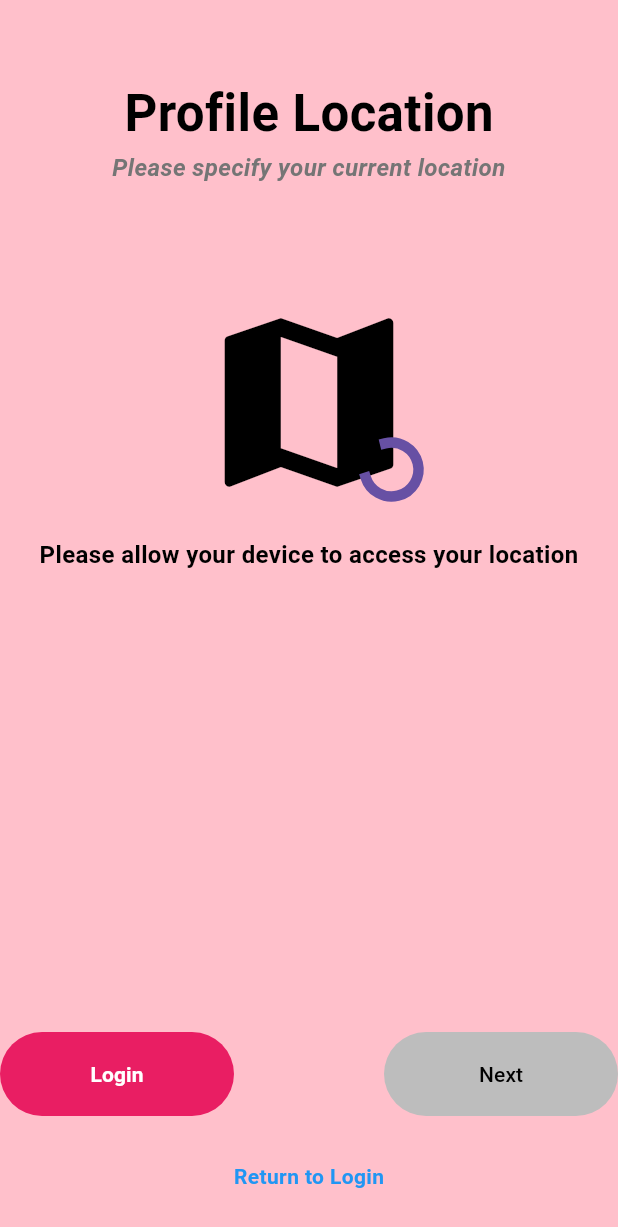
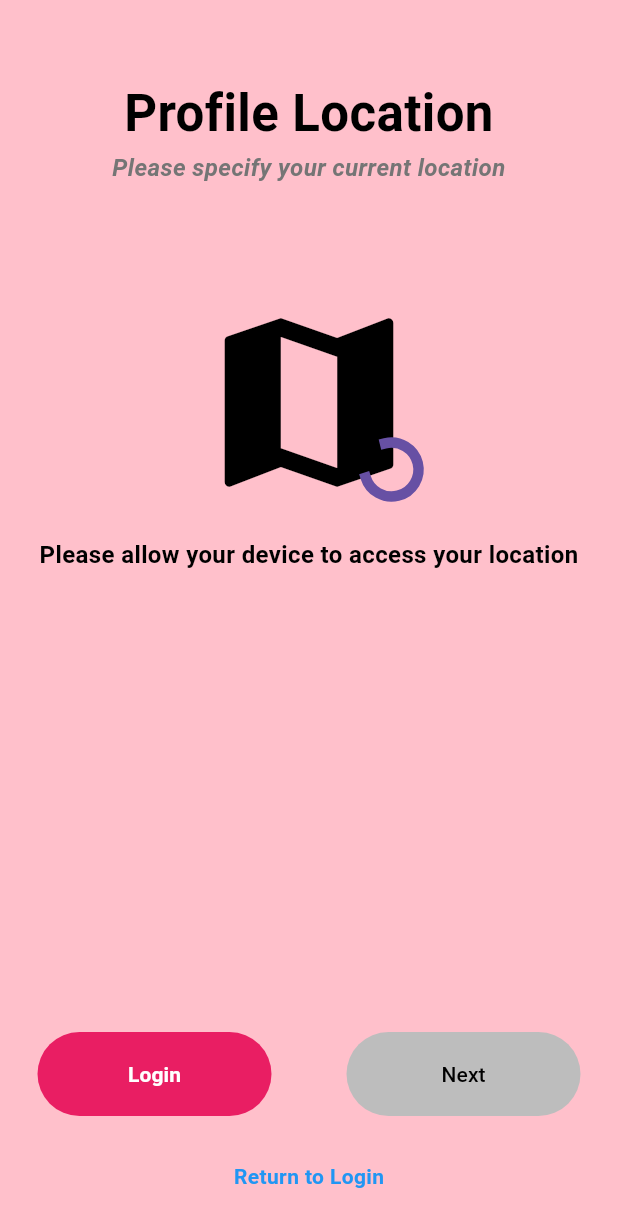
Before and after one commit to morischumacher/custom-love, a Flutter app: the RegistrationLocation screen opened by its route, on a phone screen of 412 x 824 dp. Shown: the top 1227 px of the screen. Run offline on Flutter 3.47's test engine with Material 3 defaults, Android fonts, the phone set to English and light mode, and no system bars; our stand-ins replace file_picker, flutter_secure_storage, geolocator, go_router, google_fonts, image_picker and 2 more; missing offline and left inert: universal_html; accounts and stored records are empty.

Commit message:
#91 Added padding to each registration-page

```diff
--- a/frontend/lib/src/app/presentation/registration/pages/registration_gender_preference.dart
+++ b/frontend/lib/src/app/presentation/registration/pages/registration_gender_preference.dart
@@ -79,6 +79,8 @@ class _RegistrationGenderPreferenceState extends State<RegistrationGenderPrefere
     return Scaffold(
         backgroundColor: _customLoveTheme.neutralColor,
         body: Center(
+          child: Padding(
+            padding: const EdgeInsets.fromLTRB(25.0, 0, 25, 0),
             child: Container(
                 constraints: const BoxConstraints(maxWidth: 500),
                 child: CustomScrollView(
@@ -133,6 +135,7 @@ class _RegistrationGenderPreferenceState extends State<RegistrationGenderPrefere
                   ],
                 ),
             ),
+          ),
         ));
   }
 }
--- a/frontend/lib/src/app/presentation/registration/pages/registration_interests.dart
+++ b/frontend/lib/src/app/presentation/registration/pages/registration_interests.dart
@@ -99,6 +99,8 @@ class _RegistrationInterestsState extends State<RegistrationInterests> {
     return Scaffold(
         backgroundColor: _customLoveTheme.neutralColor,
         body: Center(
+        child: Padding(
+          padding: const EdgeInsets.fromLTRB(25.0, 0, 25, 0),
           child: Container(
           constraints: const BoxConstraints(maxWidth: 500),
               child: CustomScrollView(
@@ -165,6 +167,7 @@ class _RegistrationInterestsState extends State<RegistrationInterests> {
               ],
               ),
           ),
+        ),
         ));
 
   }
--- a/frontend/lib/src/app/presentation/registration/pages/registration_location.dart
+++ b/frontend/lib/src/app/presentation/registration/pages/registration_location.dart
@@ -124,6 +124,8 @@ class _RegistrationLocationState extends State<RegistrationLocation> {
     return Scaffold(
         backgroundColor: _customLoveTheme.neutralColor,
         body: Center(
+          child: Padding(
+            padding: const EdgeInsets.fromLTRB(25.0, 0, 25, 0),
             child: Container(
               constraints: const BoxConstraints(maxWidth: 500),
               child: CustomScrollView(
@@ -190,6 +192,7 @@ class _RegistrationLocationState extends State<RegistrationLocation> {
                 ],
               ),
             ),
+          ),
         )
 
     );
--- a/frontend/lib/src/app/presentation/registration/pages/registration_name_email.dart
+++ b/frontend/lib/src/app/presentation/registration/pages/registration_name_email.dart
@@ -76,6 +76,8 @@ class _RegistrationNameEmailState extends State<RegistrationNameEmail> {
     return Scaffold(
       backgroundColor: _customLoveTheme.neutralColor,
       body: Center(
+        child: Padding(
+          padding: const EdgeInsets.fromLTRB(25.0, 0, 25, 0),
           child: Container(
             constraints: const BoxConstraints(maxWidth: 500),
             child: CustomScrollView(
@@ -142,6 +144,7 @@ class _RegistrationNameEmailState extends State<RegistrationNameEmail> {
               ],
             ),
           ),
+        ),
       ));
 
   }
--- a/frontend/lib/src/app/presentation/registration/pages/registration_pictures.dart
+++ b/frontend/lib/src/app/presentation/registration/pages/registration_pictures.dart
@@ -108,6 +108,8 @@ class _RegistrationPicturesState extends State<RegistrationPictures> {
     return Scaffold(
       backgroundColor: _customLoveTheme.neutralColor,
       body: Center(
+        child: Padding(
+          padding: const EdgeInsets.fromLTRB(25.0, 0, 25, 0),
           child: Container(
               constraints: const BoxConstraints(maxWidth: 500),
               child: CustomScrollView(
@@ -178,6 +180,7 @@ class _RegistrationPicturesState extends State<RegistrationPictures> {
                 ],
               ),
           ),
+        ),
       ));
   }
 }
--- a/frontend/lib/src/app/presentation/registration/pages/registration_radius.dart
+++ b/frontend/lib/src/app/presentation/registration/pages/registration_radius.dart
@@ -81,6 +81,8 @@ class _RegistrationRadiusState extends State<RegistrationRadius> {
     return Scaffold(
         backgroundColor: _customLoveTheme.neutralColor,
         body: Center(
+          child: Padding(
+            padding: const EdgeInsets.fromLTRB(25.0, 0, 25, 0),
             child: Container(
               constraints: const BoxConstraints(maxWidth: 500),
               child: CustomScrollView(
@@ -92,7 +94,7 @@ class _RegistrationRadiusState extends State<RegistrationRadius> {
                     child: Column(
                       children: <Widget>[
                         const PageTitle(
-                        title: "Profile Matching Radius",
+                          title: "Matching Radius",
                           description: "Set your radius for potential Matches",
                           bottomPadding: 70.0,
                         ),
@@ -175,6 +177,7 @@ class _RegistrationRadiusState extends State<RegistrationRadius> {
                 ],
               ),
             ),
+          ),
         ));
   }
 }
--- a/frontend/lib/src/app/presentation/registration/pages/registration_summary.dart
+++ b/frontend/lib/src/app/presentation/registration/pages/registration_summary.dart
@@ -78,6 +78,8 @@ class _RegistrationSummaryState extends State<RegistrationSummary> {
     return Scaffold(
         backgroundColor: _customLoveTheme.neutralColor,
         body: Center(
+          child: Padding(
+            padding: const EdgeInsets.fromLTRB(25.0, 0, 25, 0),
             child: Container(
               constraints: const BoxConstraints(maxWidth: 500),
               child: CustomScrollView(
@@ -124,6 +126,7 @@ class _RegistrationSummaryState extends State<RegistrationSummary> {
                 ],
               ),
             ),
+          ),
         ));
   }
 }
--- a/frontend/lib/src/app/presentation/registration/pages/widgets/page_title.dart
+++ b/frontend/lib/src/app/presentation/registration/pages/widgets/page_title.dart
@@ -22,6 +22,7 @@ class PageTitle extends StatelessWidget {
       const SizedBox(height: 51.0),
       SizedBox(
           child: Text(title,
+              textAlign: TextAlign.center,
               style: TextStyle(
                   fontWeight: FontWeight.w700,
                   fontFamily: 'roboto',
--- a/frontend/lib/src/app/presentation/registration/pages/widgets/textfield.dart
+++ b/frontend/lib/src/app/presentation/registration/pages/widgets/textfield.dart
@@ -22,9 +22,7 @@ class RegistrationTextfield extends StatelessWidget {
 
   @override
   Widget build(BuildContext context) {
-    return Padding(
-      padding: const EdgeInsets.symmetric(horizontal: 25.0),
-      child: TextFormField(
+    return TextFormField(
       onChanged: (text) {
         callback(text);
       },
@@ -42,7 +40,6 @@ class RegistrationTextfield extends StatelessWidget {
           hintText: hintText,
           hintStyle: TextStyle(color: _customLoveTheme.grayscale1)
       ),
-      ),
     );
   }
 }
```
Lines whose indentation alone changed are shown as unchanged.
